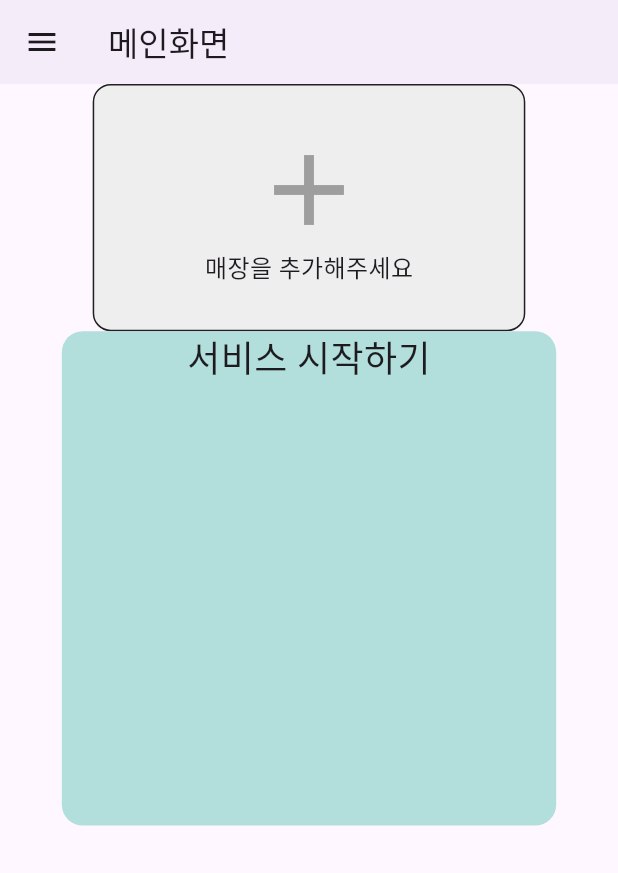
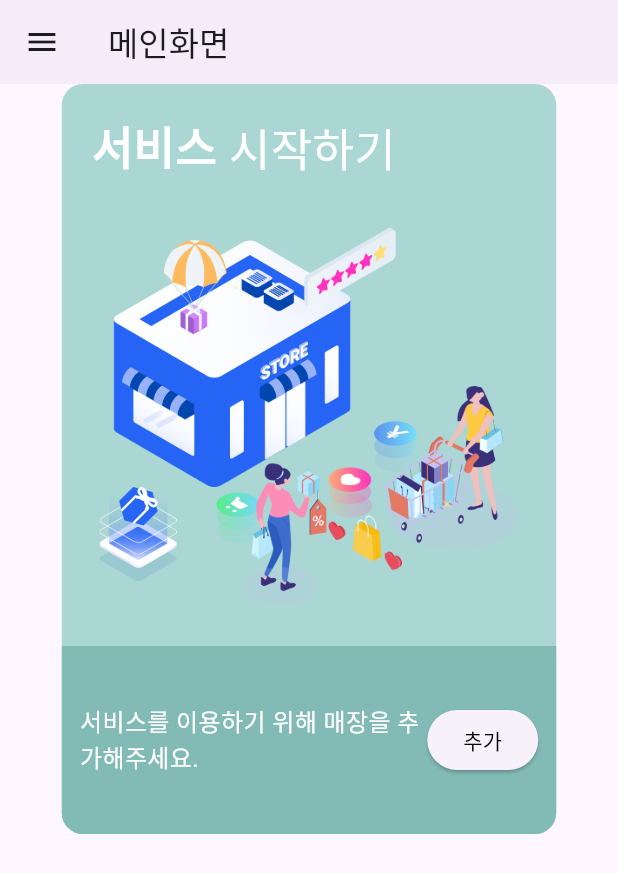
Before and after one commit to nuyggnoes/SSG-USMS-Front-Flutter, a Flutter app: the screen it shows after launch, after a tap on "비밀번호 찾기", on a phone screen of 412 x 824 dp. Shown: the top 873 px of the screen. Run offline on Flutter 3.47's test engine with Material 3 defaults, Android fonts, the phone set to English and light mode, and no system bars; our stand-ins replace chewie, date_field, dio, file_picker, firebase_core, firebase_messaging and 6 more; missing offline and left inert: kpostal; accounts and stored records are empty; network calls fail.

Commit message:
Update HomeScreen UI

```diff
--- a/usms_app/lib/screen/home_screen.dart
+++ b/usms_app/lib/screen/home_screen.dart
@@ -27,6 +27,8 @@ class _HomeScreenState extends State<HomeScreen> {
   late Icon securityIcon;
   //로그인 한 userDTO
   late User user;
+
+  //애니메이션
 
   @override
   void initState() {
@@ -115,7 +117,8 @@ class _HomeScreenState extends State<HomeScreen> {
         primaryColor: Colors.blue[200],
         textTheme: const TextTheme(
           bodyMedium: TextStyle(
-            fontSize: 24,
+            fontSize: 16,
+            color: Colors.white,
           ),
         ),
       ),
@@ -261,50 +264,84 @@ class _HomeScreenState extends State<HomeScreen> {
           ),
         ),
         body: Center(
-          child: GestureDetector(
-            onTap: () {
-              Navigator.pushNamed(context, RegisterStore.route);
-            },
           child: Column(
             children: [
               Container(
-                  width: MediaQuery.of(context).size.width * 0.7,
-                  height: MediaQuery.of(context).size.height * 0.2,
+                width: MediaQuery.of(context).size.width * 0.8,
+                height: 500,
                 decoration: BoxDecoration(
-                    border: Border.all(
-                      color: Colors.black87,
+                  color: const Color.fromARGB(255, 170, 214, 211),
+                  borderRadius: BorderRadius.circular(14),
                 ),
-                    color: Colors.grey[200],
-                    borderRadius: BorderRadius.circular(12),
+                child: Column(
+                  children: [
+                    const Padding(
+                      padding: EdgeInsets.all(20),
+                      child: Row(
+                        children: [
+                          Text(
+                            '서비스 ',
+                            style: TextStyle(
+                              fontSize: 30,
+                              color: Colors.white,
+                              fontWeight: FontWeight.w800,
                             ),
-                  child: const Center(
-                      child: Column(
-                    mainAxisAlignment: MainAxisAlignment.center,
-                    children: [
-                      Icon(
-                        Icons.add_outlined,
-                        size: 80,
-                        color: Colors.grey,
                           ),
                           Text(
-                        '매장을 추가해주세요',
+                            '시작하기',
                             style: TextStyle(
-                          fontSize: 16,
+                              fontSize: 30,
+                              color: Colors.white,
                             ),
                           ),
                         ],
+                      ),
+                    ),
+                    Padding(
+                      padding: const EdgeInsets.symmetric(horizontal: 20),
+                      child: Image.asset(
+                        'assets/main_img.png',
+                        width: double.infinity,
+                      ),
+                    ),
+                    Expanded(
+                      child: Container(
+                          width: double.infinity,
+                          decoration: const BoxDecoration(
+                            color: Color.fromARGB(255, 130, 186, 182),
+                            borderRadius: BorderRadius.only(
+                              bottomLeft: Radius.circular(14),
+                              bottomRight: Radius.circular(14),
+                            ),
+                          ),
+                          child: Padding(
+                            padding: const EdgeInsets.all(12),
+                            child: Row(
+                              children: [
+                                const Expanded(
+                                  flex: 7,
+                                  child: Text(
+                                    '서비스를 이용하기 위해 매장을 추가해주세요.',
+                                    softWrap: true,
+                                  ),
+                                ),
+                                ElevatedButton(
+                                  onPressed: () {
+                                    print('추가하기');
+                                    Navigator.pushNamed(
+                                        context, RegisterStore.route);
+                                  },
+                                  child: const Text(
+                                    '추가',
+                                    style: TextStyle(
+                                      color: Colors.black,
+                                    ),
+                                  ),
+                                ),
+                              ],
+                            ),
                           )),
-                ),
-                Container(
-                  width: MediaQuery.of(context).size.width * 0.8,
-                  height: MediaQuery.of(context).size.height * 0.4,
-                  decoration: BoxDecoration(
-                    color: Colors.teal[100],
-                    borderRadius: BorderRadius.circular(14),
-                  ),
-                  child: const Column(
-                    children: [
-                      Text('서비스 시작하기'),
+                    )
                   ],
                 ),
               ),
@@ -312,7 +349,6 @@ class _HomeScreenState extends State<HomeScreen> {
           ),
         ),
       ),
-      ),
     );
   }
 }
--- a/usms_app/pubspec.yaml
+++ b/usms_app/pubspec.yaml
@@ -106,8 +106,8 @@ flutter:
   uses-material-design: true
 
   # To add assets to your application, add an assets section, like this:
-  # assets:
-  #   - images/a_dot_burr.jpeg
+  assets:
+    - assets/main_img.png
   #   - images/a_dot_ham.jpeg
 
   # An image asset can refer to one or more resolution-specific "variants", see
```
Also changed, not shown: usms_app/assets/main_img.png (added). Lines whose indentation alone changed are shown as unchanged.
